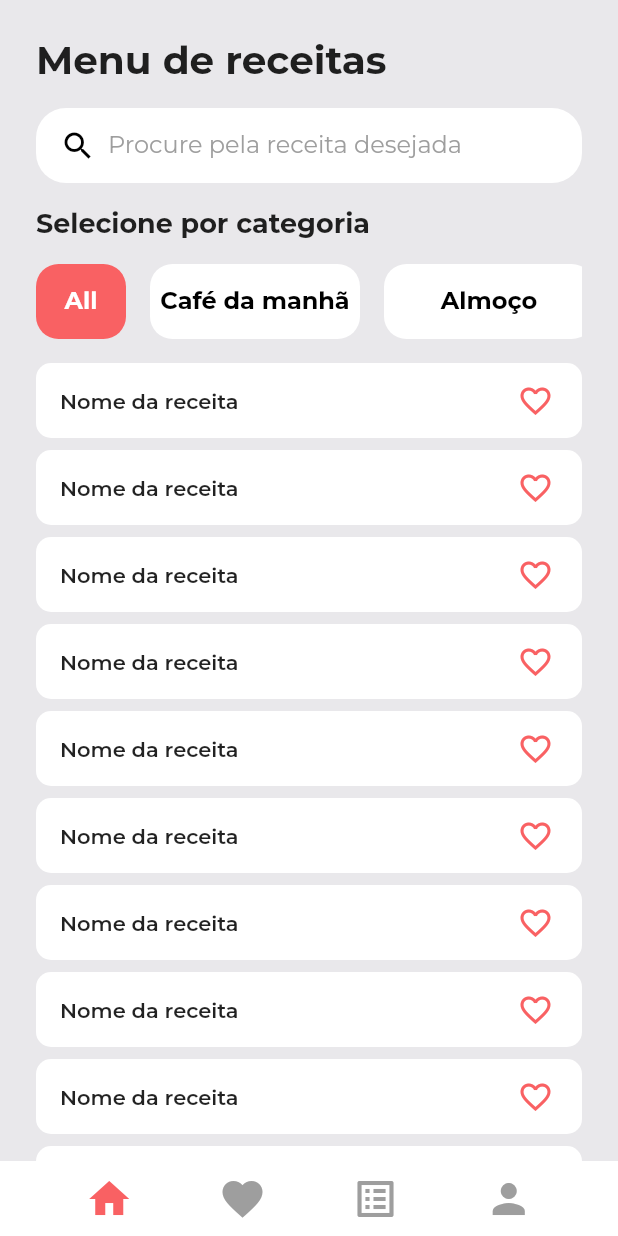
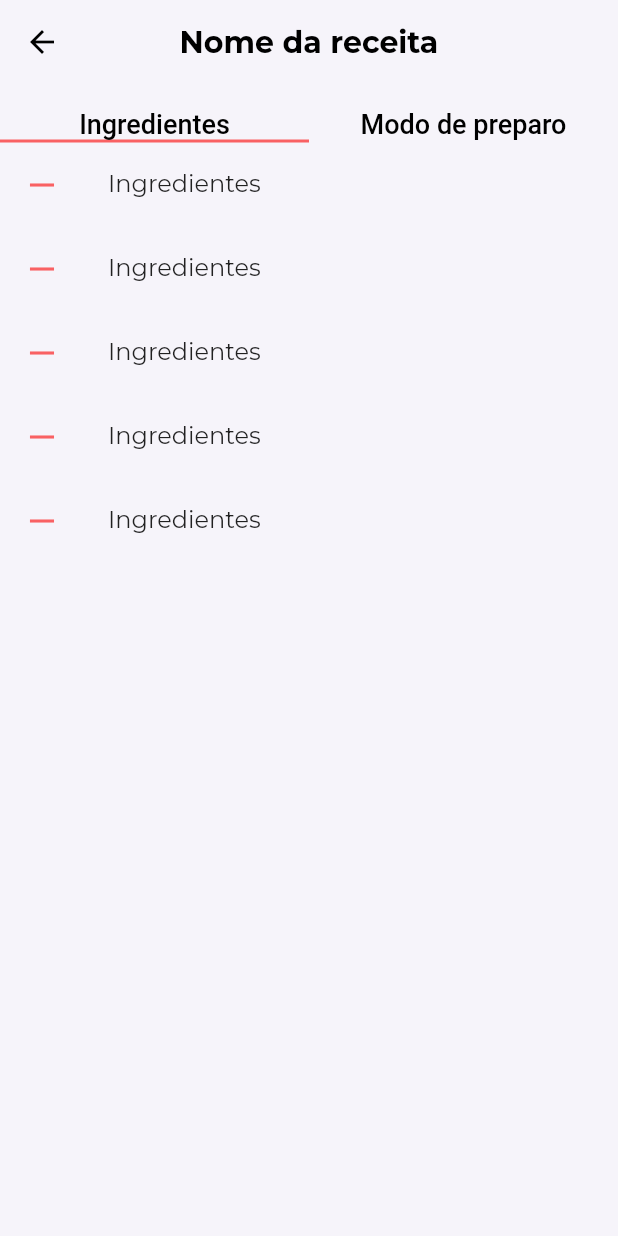
Before and after one commit to hendriksonpetzold/food_recipe_app, a Flutter app: the InitialPage screen opened by its route, after a tap on "Nome da receita", on a phone screen of 412 x 824 dp. Run offline on Flutter 3.47's test engine with Material 2 defaults, Android fonts, the phone set to English and light mode, and no system bars; our stand-ins replace get, google_fonts.

Commit message:
refact: text color

```diff
--- a/lib/components/app_button.dart
+++ b/lib/components/app_button.dart
@@ -37,7 +37,7 @@ class AppButton extends StatelessWidget {
           child: Text(
             label,
             style: TextStyle(
-              color: isSelected.value ? Colors.white : Colors.black,
+              color: isSelected.value ? Colors.white : AppColors.textColor,
               fontWeight: FontWeight.bold,
               fontSize: 16,
             ),
--- a/lib/config/routes.dart
+++ b/lib/config/routes.dart
@@ -1,10 +1,20 @@
 import 'package:food_recipe_app/pages/initial/initial_page.dart';
 import 'package:food_recipe_app/pages/on_boarding/on_boarding_page.dart';
+import 'package:food_recipe_app/pages/recipe_detail/recipe_detail_page.dart';
 import 'package:get/get.dart';
 
 class Routes {
   static final List<GetPage> routes = [
     GetPage(name: '/', page: () => const OnBoardingPage()),
-    GetPage(name: '/initial_page', page: () => InitialPage()),
+    GetPage(
+      name: '/initial_page',
+      page: () => InitialPage(),
+      children: [
+        GetPage(
+          name: '/recipe_detail_page',
+          page: () => const RecipeDetailPage(),
+        ),
+      ],
+    ),
   ];
 }
--- a/lib/pages/home/components/home_recipe_card.dart
+++ b/lib/pages/home/components/home_recipe_card.dart
@@ -1,5 +1,6 @@
 import 'package:flutter/material.dart';
 import 'package:food_recipe_app/components/favorite_button.dart';
+import 'package:food_recipe_app/style/app_colors.dart';
 
 class HomeRecipeCard extends StatelessWidget {
   const HomeRecipeCard({Key? key}) : super(key: key);
@@ -23,6 +24,7 @@ class HomeRecipeCard extends StatelessWidget {
           Text(
             'Nome da receita',
             style: TextStyle(
+              color: AppColors.textColor,
               fontWeight: FontWeight.w600,
             ),
           ),
--- a/lib/pages/home/components/home_recipe_list_view.dart
+++ b/lib/pages/home/components/home_recipe_list_view.dart
@@ -1,5 +1,6 @@
 import 'package:flutter/material.dart';
 import 'package:food_recipe_app/pages/home/components/home_recipe_card.dart';
+import 'package:get/get.dart';
 
 class HomeRecipeListView extends StatelessWidget {
   const HomeRecipeListView({Key? key}) : super(key: key);
@@ -13,7 +14,9 @@ class HomeRecipeListView extends StatelessWidget {
           return Column(
             children: [
               GestureDetector(
-                onTap: () {},
+                onTap: () {
+                  Get.toNamed('/initial_page/recipe_detail_page');
+                },
                 child: const HomeRecipeCard(),
               ),
               const SizedBox(
--- a/lib/pages/home/home_page.dart
+++ b/lib/pages/home/home_page.dart
@@ -30,6 +30,7 @@ class HomePage extends StatelessWidget {
                 style: GoogleFonts.montserrat(
                   fontSize: 26,
                   fontWeight: FontWeight.bold,
+                  color: AppColors.textColor,
                 ),
               ),
               const SizedBox(
@@ -44,6 +45,7 @@ class HomePage extends StatelessWidget {
                 style: TextStyle(
                   fontSize: 18,
                   fontWeight: FontWeight.bold,
+                  color: AppColors.textColor,
                 ),
               ),
               const SizedBox(
--- /dev/null
+++ b/lib/pages/recipe_detail/components/ingridients_list_view.dart
@@ -0,0 +1,22 @@
+import 'package:flutter/material.dart';
+import 'package:food_recipe_app/style/app_colors.dart';
+
+class IngridientsListView extends StatelessWidget {
+  const IngridientsListView({Key? key}) : super(key: key);
+
+  @override
+  Widget build(BuildContext context) {
+    return ListView.builder(
+      itemCount: 5,
+      itemBuilder: (context, index) {
+        return const ListTile(
+          leading: Icon(
+            Icons.horizontal_rule,
+            color: AppColors.accentColor,
+          ),
+          title: Text('Ingredientes'),
+        );
+      },
+    );
+  }
+}
--- /dev/null
+++ b/lib/pages/recipe_detail/recipe_detail_controller.dart
@@ -0,0 +1,3 @@
+import 'package:get/get.dart';
+
+class RecipeDetailController extends GetxController {}
--- /dev/null
+++ b/lib/pages/recipe_detail/recipe_detail_page.dart
@@ -0,0 +1,75 @@
+import 'package:flutter/material.dart';
+import 'package:food_recipe_app/pages/recipe_detail/components/ingridients_list_view.dart';
+import 'package:food_recipe_app/style/app_colors.dart';
+import 'package:get/get.dart';
+
+class RecipeDetailPage extends StatelessWidget {
+  const RecipeDetailPage({Key? key}) : super(key: key);
+
+  @override
+  Widget build(BuildContext context) {
+    return DefaultTabController(
+      length: 2,
+      child: Scaffold(
+        backgroundColor: AppColors.backGroundColor,
+        appBar: AppBar(
+          elevation: 0,
+          leading: BackButton(
+            color: Colors.black,
+            onPressed: () {
+              Get.back();
+            },
+          ),
+          centerTitle: true,
+          backgroundColor: AppColors.backGroundColor,
+          title: const Text(
+            'Nome da receita',
+            style: TextStyle(
+              color: Colors.black,
+              fontWeight: FontWeight.bold,
+            ),
+          ),
+        ),
+        body: Column(
+          children: const [
+            SizedBox(
+              height: 16,
+            ),
+            TabBar(
+              indicatorColor: AppColors.accentColor,
+              tabs: [
+                Text(
+                  'Ingredientes',
+                  style: TextStyle(
+                    color: Colors.black,
+                    fontSize: 18,
+                  ),
+                ),
+                Text(
+                  'Modo de preparo',
+                  style: TextStyle(
+                    color: Colors.black,
+                    fontSize: 18,
+                  ),
+                ),
+              ],
+            ),
+            Expanded(
+              child: TabBarView(
+                children: [
+                  IngridientsListView(),
+                  Center(
+                    child: Text(
+                      'Page2',
+                      style: TextStyle(color: Colors.black),
+                    ),
+                  ),
+                ],
+              ),
+            )
+          ],
+        ),
+      ),
+    );
+  }
+}
--- a/lib/style/app_colors.dart
+++ b/lib/style/app_colors.dart
@@ -3,5 +3,6 @@ import 'package:flutter/material.dart';
 class AppColors {
   static const Color primaryColor = Color(0XFFffffff);
   static const Color accentColor = Color(0XFFf96163);
-  static const Color backGroundColor = Color(0xFFE9E8EB);
+  static const Color backGroundColor = Color(0xFFF6F4Fa);
+  static const Color textColor = Color(0xFF3c444c);
 }
```
